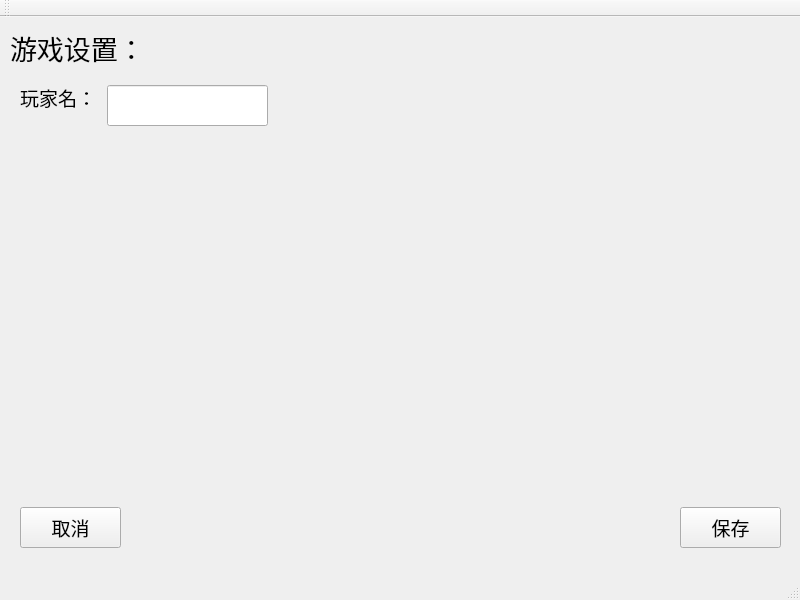
Before: the Qt Designer form qt/Z2/mainwindow.ui in Ezrnest/Z2, drawn with Qt 5.
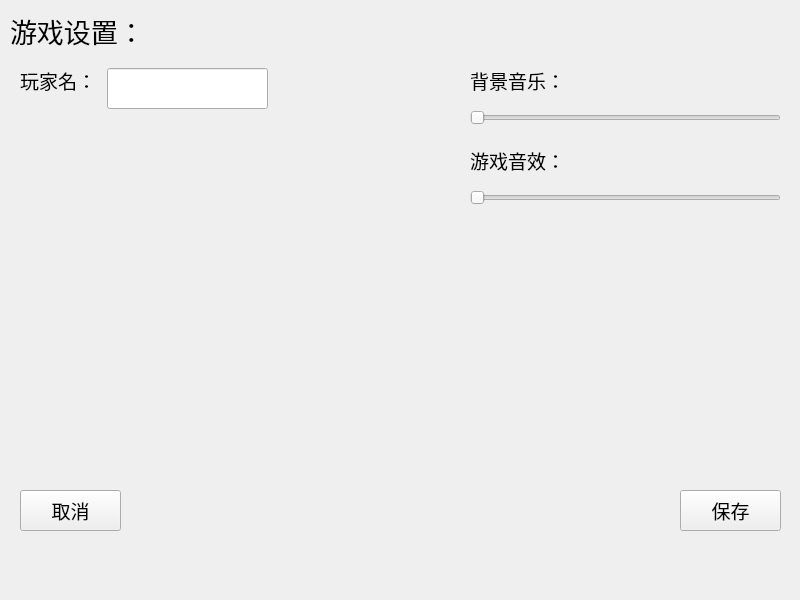
After: the same form once the commit is applied. The open tabs and pages were chosen to show the change. Custom widgets are drawn as their Qt base class.

Commit message: Added game BGM and sound effect.

```diff
--- a/qt/Z2/mainwindow.ui
+++ b/qt/Z2/mainwindow.ui
@@ -10,6 +10,12 @@
     <height>600</height>
    </rect>
   </property>
+  <property name="maximumSize">
+   <size>
+    <width>800</width>
+    <height>600</height>
+   </size>
+  </property>
   <property name="windowTitle">
    <string>Z2</string>
   </property>
@@ -637,18 +643,85 @@
        <string>保存</string>
       </property>
      </widget>
+     <widget class="QLabel" name="label_12">
+      <property name="geometry">
+       <rect>
+        <x>460</x>
+        <y>70</y>
+        <width>121</width>
+        <height>21</height>
+       </rect>
+      </property>
+      <property name="font">
+       <font>
+        <family>微软雅黑</family>
+        <pointsize>14</pointsize>
+       </font>
+      </property>
+      <property name="text">
+       <string>背景音乐：</string>
+      </property>
+     </widget>
+     <widget class="QSlider" name="sliderBGM">
+      <property name="geometry">
+       <rect>
+        <x>460</x>
+        <y>110</y>
+        <width>311</width>
+        <height>16</height>
+       </rect>
+      </property>
+      <property name="maximum">
+       <number>100</number>
+      </property>
+      <property name="orientation">
+       <enum>Qt::Horizontal</enum>
+      </property>
+      <property name="tickPosition">
+       <enum>QSlider::NoTicks</enum>
+      </property>
+     </widget>
+     <widget class="QSlider" name="sliderSoundEffect">
+      <property name="geometry">
+       <rect>
+        <x>460</x>
+        <y>190</y>
+        <width>311</width>
+        <height>16</height>
+       </rect>
+      </property>
+      <property name="maximum">
+       <number>100</number>
+      </property>
+      <property name="orientation">
+       <enum>Qt::Horizontal</enum>
+      </property>
+      <property name="tickPosition">
+       <enum>QSlider::NoTicks</enum>
+      </property>
+     </widget>
+     <widget class="QLabel" name="label_13">
+      <property name="geometry">
+       <rect>
+        <x>460</x>
+        <y>150</y>
+        <width>121</width>
+        <height>21</height>
+       </rect>
+      </property>
+      <property name="font">
+       <font>
+        <family>微软雅黑</family>
+        <pointsize>14</pointsize>
+       </font>
+      </property>
+      <property name="text">
+       <string>游戏音效：</string>
+      </property>
+     </widget>
     </widget>
    </widget>
   </widget>
-  <widget class="QToolBar" name="mainToolBar">
-   <attribute name="toolBarArea">
-    <enum>TopToolBarArea</enum>
-   </attribute>
-   <attribute name="toolBarBreak">
-    <bool>false</bool>
-   </attribute>
-  </widget>
-  <widget class="QStatusBar" name="statusBar"/>
  </widget>
  <layoutdefault spacing="6" margin="11"/>
  <customwidgets>
```
Left out of the diff: 28 changed lines with no effect on the pictures. The commit also changes 29 other files.
